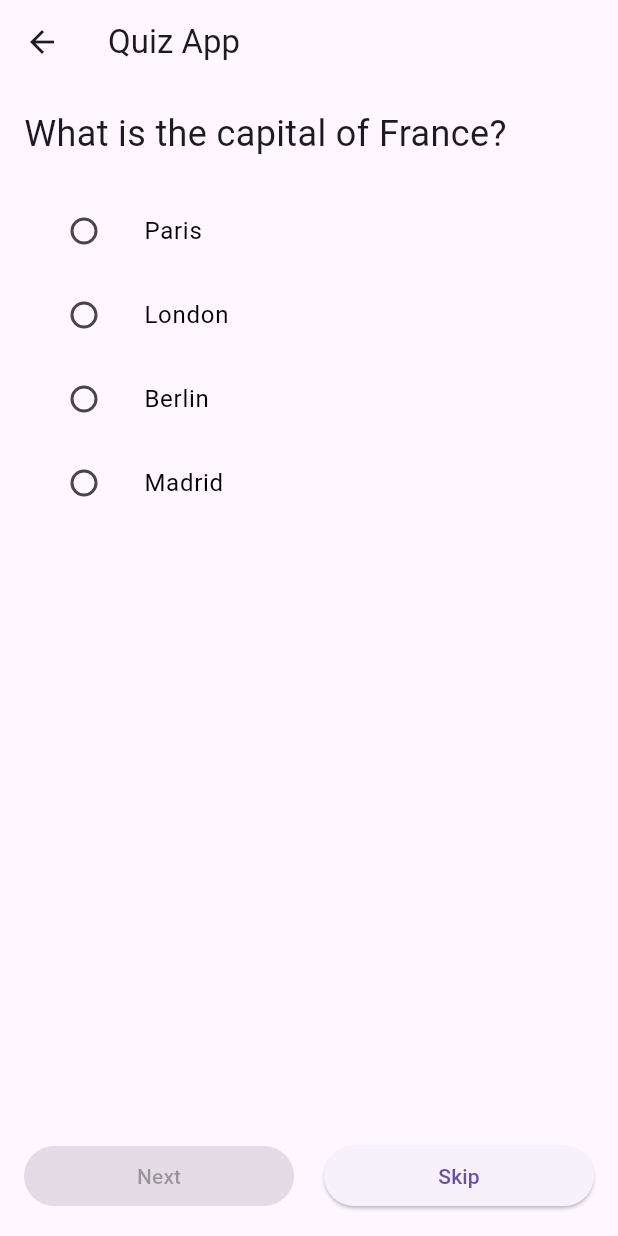
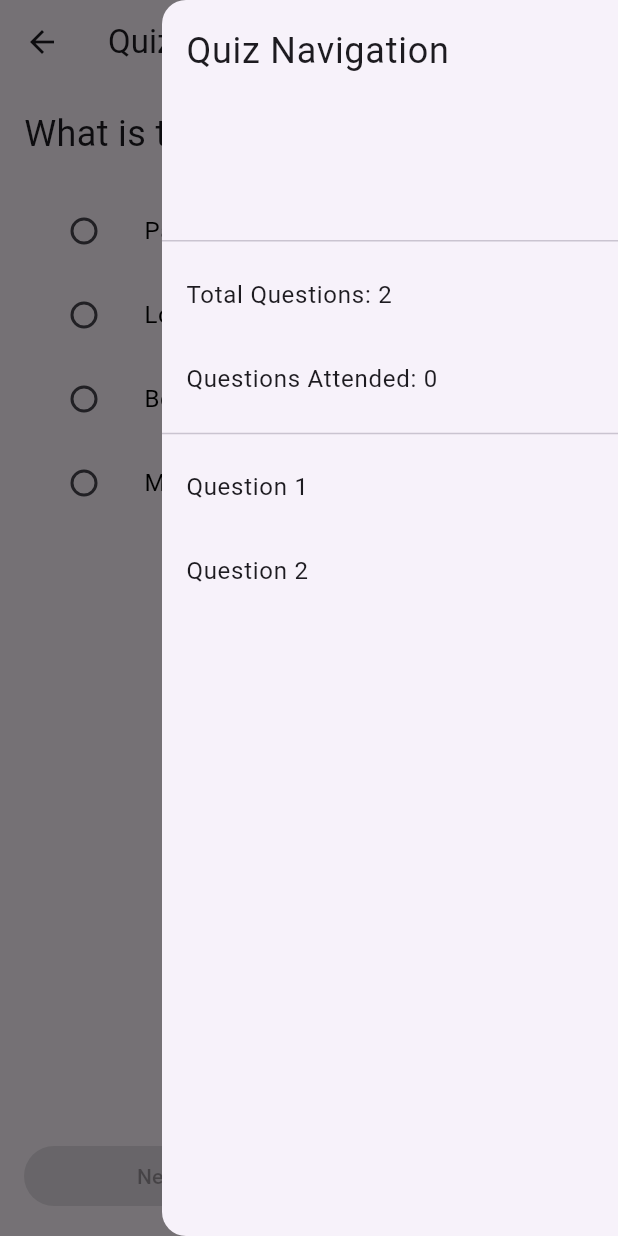
Before and after one commit to f71uday/QuestionsApp, a Flutter app: the QuizPage screen opened by its route, with the side drawer open (before the commit the screen has no drawer), on a phone screen of 412 x 824 dp. Run offline on Flutter 3.47's test engine with Material 3 defaults, Android fonts, the phone set to English and light mode, and no system bars.

Commit message:
Update main.dart

```diff
--- a/lib/main.dart
+++ b/lib/main.dart
@@ -79,6 +79,15 @@ class _QuizPageState extends State<QuizPage> {
           appBar: AppBar(
         title: Text('Quiz App'),
         //backgroundColor: Theme.of(context).appBarTheme.color,
+      ));
+    }
+
+    Question currentQuestion = questions[currentQuestionIndex];
+
+    return Scaffold(
+      appBar: AppBar(
+        title: Text('Quiz App'),
+        // Use theme color
         actions: [
           Builder(
             builder: (context) => IconButton(
@@ -115,17 +124,6 @@ class _QuizPageState extends State<QuizPage> {
             }).toList(),
           ],
         ),
-        ),
-        body: Center(child: Text('Your score: $score/${questions.length}')),
-      );
-    }
-
-    Question currentQuestion = questions[currentQuestionIndex];
-
-    return Scaffold(
-      appBar: AppBar(
-        title: Text('Quiz App'),
-        // Use theme color
       ),
       body: Padding(
         padding: const EdgeInsets.all(16.0),
```
Lines whose indentation alone changed are shown as unchanged.
